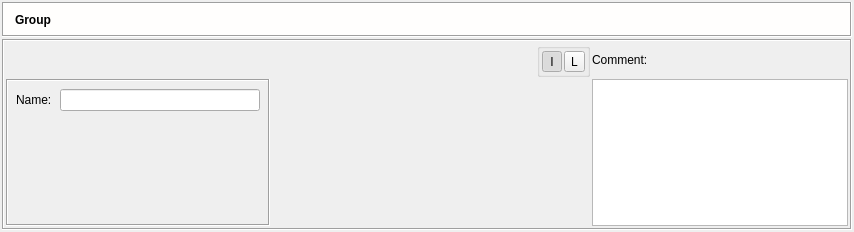
First picture: the form in src/gui/groupobjectdialog_q.ui, repository fwbuilder/fwbuilder, before the edit.
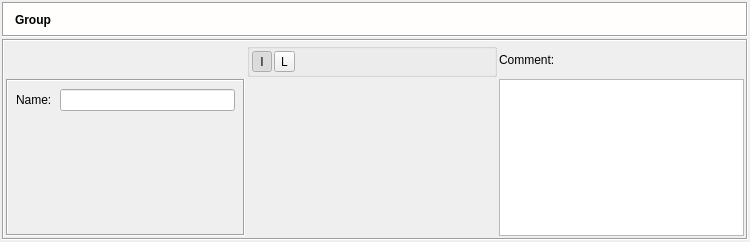
Second picture: the form after the edit. Icons and pictures are not drawn.

Commit message: bug 2078671 ] fwbuilder 3.0.0 build 487 - add/edit interface

Diff of the .ui file:
```diff
--- a/src/gui/groupobjectdialog_q.ui
+++ b/src/gui/groupobjectdialog_q.ui
@@ -8,8 +8,8 @@
    <rect>
     <x>0</x>
     <y>0</y>
-    <width>854</width>
-    <height>232</height>
+    <width>750</width>
+    <height>242</height>
    </rect>
   </property>
   <property name="sizePolicy" >
@@ -213,55 +213,31 @@
         <enum>QFrame::Sunken</enum>
        </property>
        <layout class="QGridLayout" >
-        <property name="leftMargin" >
-         <number>2</number>
-        </property>
-        <property name="topMargin" >
-         <number>2</number>
-        </property>
-        <property name="rightMargin" >
-         <number>2</number>
-        </property>
-        <property name="bottomMargin" >
-         <number>2</number>
-        </property>
-        <property name="horizontalSpacing" >
-         <number>2</number>
-        </property>
-        <property name="verticalSpacing" >
-         <number>2</number>
-        </property>
-        <item row="0" column="3" >
-         <widget class="QLabel" name="textLabel2" >
-          <property name="text" >
-           <string>Comment:</string>
+        <item row="0" column="0" >
+         <spacer>
+          <property name="orientation" >
+           <enum>Qt::Horizontal</enum>
           </property>
-          <property name="wordWrap" >
-           <bool>false</bool>
+          <property name="sizeType" >
+           <enum>QSizePolicy::Expanding</enum>
           </property>
-         </widget>
+          <property name="sizeHint" >
+           <size>
+            <width>251</width>
+            <height>34</height>
+           </size>
+          </property>
+         </spacer>
         </item>
-        <item row="0" column="2" >
+        <item row="0" column="1" >
          <widget class="QGroupBox" name="buttonGroup2" >
           <layout class="QGridLayout" >
-           <property name="leftMargin" >
-            <number>2</number>
-           </property>
            <property name="topMargin" >
             <number>2</number>
            </property>
-           <property name="rightMargin" >
-            <number>2</number>
-           </property>
            <property name="bottomMargin" >
             <number>2</number>
            </property>
-           <property name="horizontalSpacing" >
-            <number>2</number>
-           </property>
-           <property name="verticalSpacing" >
-            <number>2</number>
-           </property>
            <item row="0" column="0" >
             <widget class="QToolButton" name="iconViewBtn" >
              <property name="sizePolicy" >
@@ -324,62 +300,30 @@
              </property>
             </widget>
            </item>
+           <item row="0" column="2" >
+            <spacer>
+             <property name="orientation" >
+              <enum>Qt::Horizontal</enum>
+             </property>
+             <property name="sizeHint" >
+              <size>
+               <width>151</width>
+               <height>20</height>
+              </size>
+             </property>
+            </spacer>
+           </item>
           </layout>
          </widget>
         </item>
-        <item row="0" column="1" >
-         <spacer>
-          <property name="orientation" >
-           <enum>Qt::Horizontal</enum>
+        <item row="0" column="2" >
+         <widget class="QLabel" name="textLabel2" >
+          <property name="text" >
+           <string>Comment:</string>
           </property>
-          <property name="sizeType" >
-           <enum>QSizePolicy::Expanding</enum>
+          <property name="wordWrap" >
+           <bool>false</bool>
           </property>
-          <property name="sizeHint" >
-           <size>
-            <width>230</width>
-            <height>20</height>
-           </size>
-          </property>
-         </spacer>
-        </item>
-        <item row="1" column="3" >
-         <widget class="QTextEdit" name="comment" >
-          <property name="sizePolicy" >
-           <sizepolicy vsizetype="Expanding" hsizetype="Preferred" >
-            <horstretch>0</horstretch>
-            <verstretch>0</verstretch>
-           </sizepolicy>
-          </property>
-          <property name="minimumSize" >
-           <size>
-            <width>200</width>
-            <height>0</height>
-           </size>
-          </property>
-          <property name="tabChangesFocus" >
-           <bool>true</bool>
-          </property>
-         </widget>
-        </item>
-        <item row="1" column="1" colspan="2" >
-         <widget class="QStackedWidget" name="objectViewsStack" >
-          <property name="sizePolicy" >
-           <sizepolicy vsizetype="Expanding" hsizetype="Preferred" >
-            <horstretch>0</horstretch>
-            <verstretch>0</verstretch>
-           </sizepolicy>
-          </property>
-          <property name="minimumSize" >
-           <size>
-            <width>250</width>
-            <height>100</height>
-           </size>
-          </property>
-          <property name="acceptDrops" >
-           <bool>true</bool>
-          </property>
-          <widget class="QWidget" name="WStackPage" />
          </widget>
         </item>
         <item row="1" column="0" >
@@ -429,13 +373,13 @@
             <widget class="QLineEdit" name="obj_name" >
              <property name="sizePolicy" >
               <sizepolicy vsizetype="Fixed" hsizetype="Preferred" >
-               <horstretch>0</horstretch>
+               <horstretch>200</horstretch>
                <verstretch>0</verstretch>
               </sizepolicy>
              </property>
              <property name="minimumSize" >
               <size>
-               <width>200</width>
+               <width>0</width>
                <height>0</height>
               </size>
              </property>
@@ -457,6 +401,45 @@
           </layout>
          </widget>
         </item>
+        <item row="1" column="1" >
+         <widget class="QStackedWidget" name="objectViewsStack" >
+          <property name="sizePolicy" >
+           <sizepolicy vsizetype="Expanding" hsizetype="Preferred" >
+            <horstretch>250</horstretch>
+            <verstretch>0</verstretch>
+           </sizepolicy>
+          </property>
+          <property name="minimumSize" >
+           <size>
+            <width>250</width>
+            <height>100</height>
+           </size>
+          </property>
+          <property name="acceptDrops" >
+           <bool>true</bool>
+          </property>
+          <widget class="QWidget" name="WStackPage" />
+         </widget>
+        </item>
+        <item row="1" column="2" >
+         <widget class="QTextEdit" name="comment" >
+          <property name="sizePolicy" >
+           <sizepolicy vsizetype="Expanding" hsizetype="Preferred" >
+            <horstretch>0</horstretch>
+            <verstretch>0</verstretch>
+           </sizepolicy>
+          </property>
+          <property name="minimumSize" >
+           <size>
+            <width>200</width>
+            <height>0</height>
+           </size>
+          </property>
+          <property name="tabChangesFocus" >
+           <bool>true</bool>
+          </property>
+         </widget>
+        </item>
        </layout>
       </widget>
      </item>
```
The commit also changes 22 other files.
